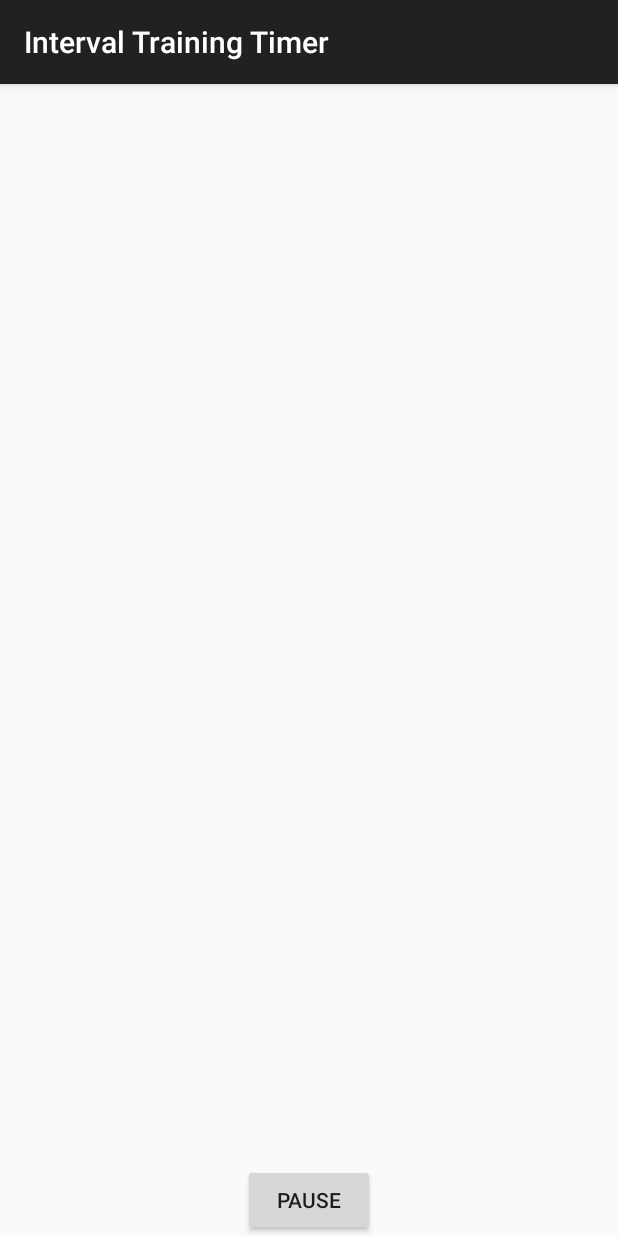
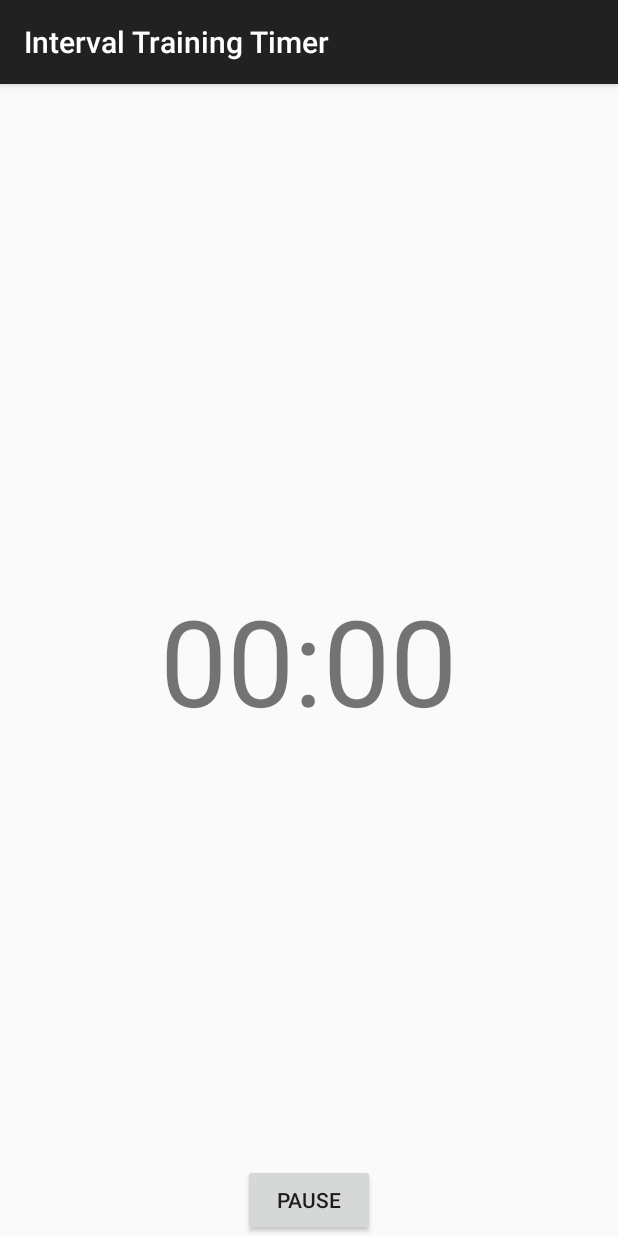
Before and after one commit to ktv205/Interval-training-timer, an Android app: the fragment TimerFragment placed in its activity, on a phone screen of 412 x 824 dp. Run offline under Robolectric (Android 15) with nearby library versions, the phone set to English and light mode, and no system bars; 6 statements that could not run were skipped.

Commit message:
added timer logic

```diff
--- a/app/src/main/java/com/example/krishnavelagapudi/intervaltrainingtimer/MainActivity.java
+++ b/app/src/main/java/com/example/krishnavelagapudi/intervaltrainingtimer/MainActivity.java
@@ -35,6 +35,9 @@ public class MainActivity extends AppCompatActivity implements NumberPickerDialo
 
     @Override
     public void onTimePicked(String workoutName, int minutes, int seconds) {
+        if (workoutName.isEmpty()) {
+            workoutName = "Workout Name Here";
+        }
         workoutModelList.add(new WorkoutModel(workoutName, minutes, seconds));
         count++;
         if (count == nTimes) {
--- a/app/src/main/java/com/example/krishnavelagapudi/intervaltrainingtimer/TimerFragment.java
+++ b/app/src/main/java/com/example/krishnavelagapudi/intervaltrainingtimer/TimerFragment.java
@@ -11,6 +11,8 @@ import android.widget.TextView;
 import com.example.krishnavelagapudi.intervaltrainingtimer.models.WorkoutModel;
 
 import java.util.ArrayList;
+import java.util.Timer;
+import java.util.TimerTask;
 
 /**
  * Created by krishnavelagapudi on 9/9/15.
@@ -18,23 +20,63 @@ import java.util.ArrayList;
 public class TimerFragment extends Fragment {
     private static final String TAG = TimerFragment.class.getSimpleName();
     TextView mTimeTextView;
+    int mRepeatTimes;
+    ArrayList<WorkoutModel> mWorkoutModelArrayList = new ArrayList<>();
+    private TextView mTitleTextView;
+
+
+    private Timer mTimer;
 
     @Nullable
     @Override
     public View onCreateView(LayoutInflater inflater, ViewGroup container, Bundle savedInstanceState) {
         View view = inflater.inflate(R.layout.fragment_timer, container, false);
         mTimeTextView = (TextView) view.findViewById(R.id.time_text_view);
+        mTitleTextView = (TextView) view.findViewById(R.id.title_text_view);
         ArrayList<WorkoutModel> workoutModelArrayList = getArguments().getParcelableArrayList(getString(R.string.workout_key));
-        int number = getArguments().getInt(getString(R.string.select_workout_number));
-        for (int i = 0; i < number; i++) {
-            for (WorkoutModel workoutModel : workoutModelArrayList) {
-                for (int j = 0; j < workoutModel.getMin(); j++) {
-                    //TODO;
-                }
-            }
-        }
+        mWorkoutModelArrayList = workoutModelArrayList;
+        mTimer = new Timer();
+        mTimer.scheduleAtFixedRate(timer, 0, 1000);
+        mRepeatTimes = getArguments().getInt(getString(R.string.select_workout_number));
+
         return view;
     }
 
+    TimerTask timer = new TimerTask() {
+
+        @Override
+        public void run() {
+            mRepeatTimes--;
+            for (WorkoutModel workoutModel : mWorkoutModelArrayList) {
+                mTitleTextView.setText(workoutModel.getWorkoutName());
+                int totalNumber = 0;
+                if (workoutModel.getMin() > 0) {
+                    totalNumber = workoutModel.getMin() * 60;
+                }
+                totalNumber = totalNumber + workoutModel.getSec();
+                for (int i = totalNumber; i >= 0; i--) {
+                    final String time = String.format("%02d", (i / 60)) + ":" + String.format("%02d", (i % 60));
+                    getActivity().runOnUiThread(new Runnable() {
+                        @Override
+                        public void run() {
+                            mTimeTextView.setText(time);
+                        }
+                    });
+                    try {
+                        Thread.sleep(1000);
+                    } catch (InterruptedException e) {
+                        e.printStackTrace();
+                    }
+
+                }
+
+            }
+            if (mRepeatTimes <= 0) {
+                mTimer.cancel();
+            }
+        }
+
+    };
+
 
 }
--- a/app/src/main/res/layout/fragment_timer.xml
+++ b/app/src/main/res/layout/fragment_timer.xml
@@ -4,11 +4,19 @@
     android:layout_height="match_parent">
 
     <TextView
+        android:id="@+id/title_text_view"
+        android:layout_width="wrap_content"
+        android:layout_height="wrap_content"
+        android:layout_alignParentTop="true"
+        android:layout_centerInParent="true"
+        android:textSize="30dp" />
+
+    <TextView
         android:id="@+id/time_text_view"
         android:layout_width="wrap_content"
         android:layout_height="wrap_content"
         android:layout_centerInParent="true"
-        android:textSize="30dp" />
+        android:textSize="80dp" />
 
     <Button
         android:id="@+id/pause_resume_button"
```
